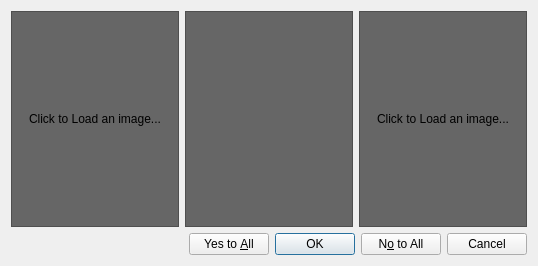
This is ui/comparedialog.ui in maxavadallat/maxviewer as Qt 5 draws it before an edit. The edited form follows.
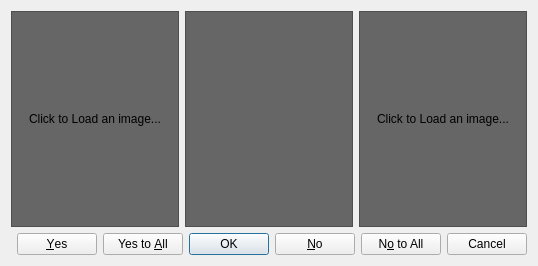
This is the edited form. Custom widgets are drawn as their Qt base class.

Commit message: Compare Dialog Updated, Misc Updates

```diff
--- a/ui/comparedialog.ui
+++ b/ui/comparedialog.ui
@@ -111,7 +111,7 @@
       <enum>Qt::Horizontal</enum>
      </property>
      <property name="standardButtons">
-      <set>QDialogButtonBox::Cancel|QDialogButtonBox::NoToAll|QDialogButtonBox::Ok|QDialogButtonBox::YesToAll</set>
+      <set>QDialogButtonBox::Cancel|QDialogButtonBox::No|QDialogButtonBox::NoToAll|QDialogButtonBox::Ok|QDialogButtonBox::Yes|QDialogButtonBox::YesToAll</set>
      </property>
     </widget>
    </item>
```
The commit also changes 6 other files.
